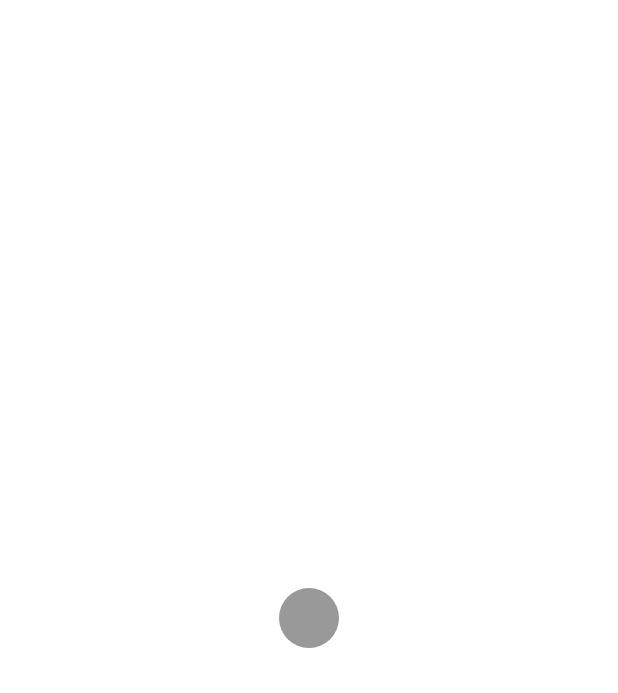
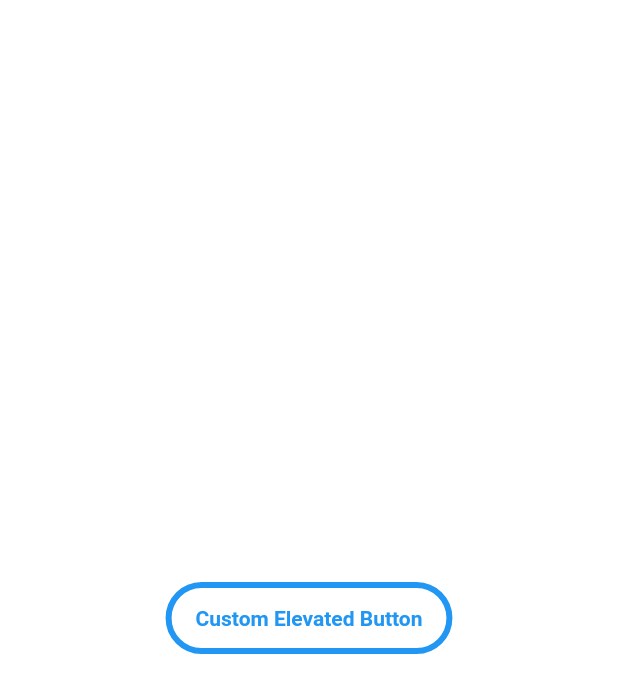
Before and after one commit to ccprogrammer/flutter-docs, a Flutter app: the screen it shows after launch, on a phone screen of 412 x 824 dp. Shown: the top 693 px of the screen. Run offline on Flutter 3.47's test engine with Material 2 defaults, Android fonts, the phone set to English and light mode, and no system bars; our stand-ins replace cached_network_image, carousel_slider, flutter_rating_bar, loading_overlay, shimmer.

Commit message:
elevated button

```diff
--- /dev/null
+++ b/lib/docs/button/ElevatedButtonCommon.dart
@@ -0,0 +1,26 @@
+import 'package:flutter/material.dart';
+
+Widget ElevatedButtonCommon() {
+  return Container(
+    height: 48,
+    child: ElevatedButton(
+      onPressed: () {},
+      style: ElevatedButton.styleFrom(
+          padding: EdgeInsets.symmetric(horizontal: 20),
+          side: BorderSide(
+            color: Colors.blue,
+            width: 4,
+          ),
+          primary: Colors.white,
+          shape: StadiumBorder(),
+          elevation: 0),
+      child: Text(
+        'Custom Elevated Button',
+        style: TextStyle(
+          fontWeight: FontWeight.bold,
+          color: Colors.blue,
+        ),
+      ),
+    ),
+  );
+}
--- a/lib/test_screen.dart
+++ b/lib/test_screen.dart
@@ -2,6 +2,7 @@ import 'package:flutter/material.dart';
 import 'package:my_documentation/docs/app_bar/AppBarListTile.dart';
 import 'package:my_documentation/docs/app_bar/AppBarNormal.dart';
 import 'package:my_documentation/docs/app_bar/AppBarSearch.dart';
+import 'package:my_documentation/docs/button/ElevatedButtonCommon.dart';
 import 'package:my_documentation/docs/button/TextButtonCommon.dart';
 import 'package:my_documentation/docs/card/CardList.dart';
 import 'package:my_documentation/docs/card/CardWithImage.dart';
@@ -40,17 +41,7 @@ class TestScreen extends StatelessWidget {
         mainAxisAlignment: MainAxisAlignment.center,
         children: [
           Center(
-            child: GestureDetector(
-              onTap: () {
-                SnackBarCommon(context,
-                    text: 'Hi this is my snackbar where is yours ?');
-              },
-              child: Skeleton(
-                width: 40,
-                height: 40,
-                radius: 40,
-              ),
-            ),
+            child: ElevatedButtonCommon(),
           ),
         ],
       ),
```
